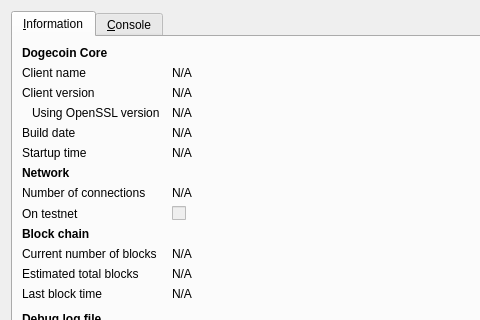
First picture: the form in src/qt/forms/rpcconsole.ui, repository canadacoin/coin, before the edit; both pictures show x 0 to 480 and y 0 to 320 of the 740 by 450 pixel window.
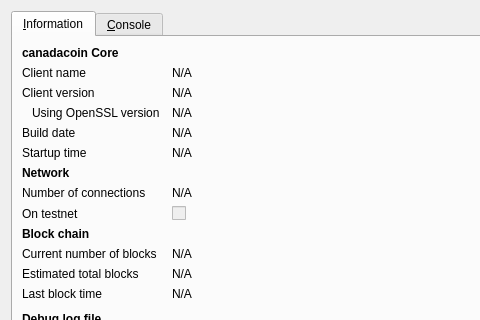
Second picture: the form after the edit. Icons and pictures are not drawn.

Diff of the .ui file:
```diff
--- a/src/qt/forms/rpcconsole.ui
+++ b/src/qt/forms/rpcconsole.ui
@@ -36,7 +36,7 @@
           </font>
          </property>
          <property name="text">
-          <string>Dogecoin Core</string>
+          <string>canadacoin Core</string>
          </property>
         </widget>
        </item>
```
Left out of the diff: 6 changed lines with no effect on the pictures.
